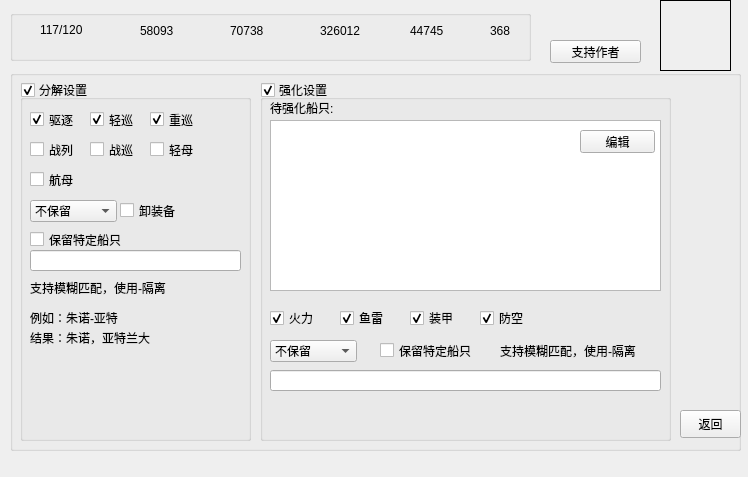
Before: the Qt Designer form Frame_main.ui in ProtectorMoe/pc-protector-moe, drawn with Qt 5.
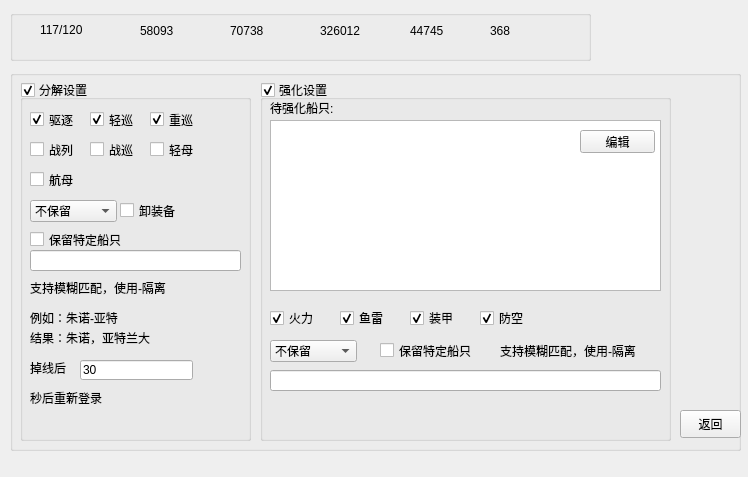
After: the same form once the commit is applied. The open tabs and pages were chosen to show the change. Icons and pictures are not drawn.

What changed in the file:
```diff
--- a/Frame_main.ui
+++ b/Frame_main.ui
@@ -38,7 +38,7 @@
      <rect>
       <x>10</x>
       <y>10</y>
-      <width>521</width>
+      <width>581</width>
       <height>51</height>
      </rect>
     </property>
@@ -1108,6 +1108,45 @@
          <string>结果：朱诺，亚特兰大</string>
         </property>
        </widget>
+       <widget class="QLineEdit" name="RelineEdit">
+        <property name="geometry">
+         <rect>
+          <x>60</x>
+          <y>280</y>
+          <width>113</width>
+          <height>20</height>
+         </rect>
+        </property>
+        <property name="text">
+         <string>30</string>
+        </property>
+       </widget>
+       <widget class="QLabel" name="label_15">
+        <property name="geometry">
+         <rect>
+          <x>10</x>
+          <y>310</y>
+          <width>81</width>
+          <height>16</height>
+         </rect>
+        </property>
+        <property name="text">
+         <string>秒后重新登录</string>
+        </property>
+       </widget>
+       <widget class="QLabel" name="label_16">
+        <property name="geometry">
+         <rect>
+          <x>10</x>
+          <y>280</y>
+          <width>54</width>
+          <height>16</height>
+         </rect>
+        </property>
+        <property name="text">
+         <string>掉线后</string>
+        </property>
+       </widget>
       </widget>
       <widget class="QGroupBox" name="cb_strengthen">
        <property name="geometry">
@@ -1859,98 +1898,6 @@
      </widget>
     </widget>
    </widget>
-   <widget class="QLabel" name="label_21">
-    <property name="geometry">
-     <rect>
-      <x>660</x>
-      <y>0</y>
-      <width>71</width>
-      <height>71</height>
-     </rect>
-    </property>
-    <property name="frameShape">
-     <enum>QFrame::Box</enum>
-    </property>
-    <property name="text">
-     <string/>
-    </property>
-    <property name="pixmap">
-     <pixmap>icon/qun.png</pixmap>
-    </property>
-    <property name="scaledContents">
-     <bool>true</bool>
-    </property>
-   </widget>
-   <widget class="QLabel" name="label_2">
-    <property name="geometry">
-     <rect>
-      <x>610</x>
-      <y>10</y>
-      <width>31</width>
-      <height>31</height>
-     </rect>
-    </property>
-    <property name="text">
-     <string/>
-    </property>
-    <property name="pixmap">
-     <pixmap>icon/zfb.png</pixmap>
-    </property>
-    <property name="scaledContents">
-     <bool>true</bool>
-    </property>
-   </widget>
-   <widget class="QLabel" name="label_3">
-    <property name="geometry">
-     <rect>
-      <x>580</x>
-      <y>10</y>
-      <width>31</width>
-      <height>31</height>
-     </rect>
-    </property>
-    <property name="text">
-     <string/>
-    </property>
-    <property name="pixmap">
-     <pixmap>icon/wx.png</pixmap>
-    </property>
-    <property name="scaledContents">
-     <bool>true</bool>
-    </property>
-   </widget>
-   <widget class="QPushButton" name="bt_pay">
-    <property name="geometry">
-     <rect>
-      <x>550</x>
-      <y>40</y>
-      <width>91</width>
-      <height>23</height>
-     </rect>
-    </property>
-    <property name="text">
-     <string>支持作者</string>
-    </property>
-   </widget>
-   <widget class="QLabel" name="label_13">
-    <property name="geometry">
-     <rect>
-      <x>550</x>
-      <y>10</y>
-      <width>31</width>
-      <height>31</height>
-     </rect>
-    </property>
-    <property name="text">
-     <string/>
-    </property>
-    <property name="pixmap">
-     <pixmap>icon/hbicon.png</pixmap>
-    </property>
-    <property name="scaledContents">
-     <bool>true</bool>
-    </property>
-   </widget>
   </widget>
   <widget class="QMenuBar" name="menuBar">
    <property name="geometry">
```
Left out of the diff: 14 changed lines with no effect on the pictures.
